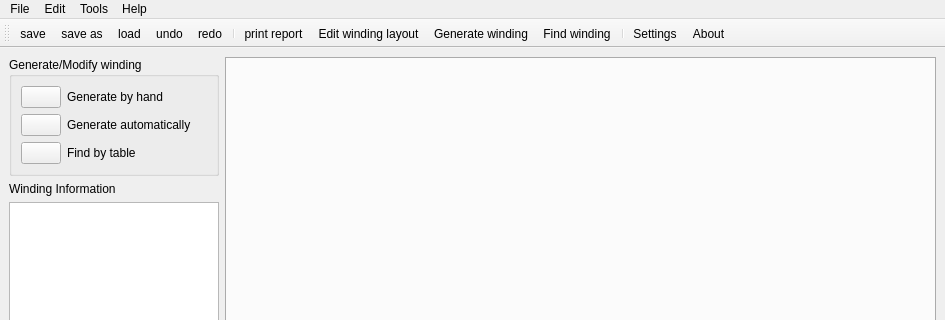
Qt form swat_em/ui/MainWindow.ui (mjfwest/swat-em) before a commit; both pictures show x 0 to 945 and y 0 to 320 of the 945 by 756 pixel window.
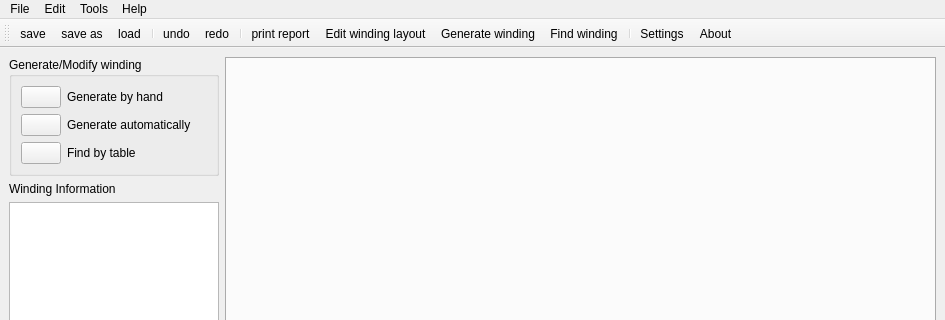
The same form after that commit. Icons and pictures are not drawn.

```diff
--- a/swat_em/ui/MainWindow.ui
+++ b/swat_em/ui/MainWindow.ui
@@ -988,6 +988,7 @@
    <addaction name="actionsave"/>
    <addaction name="actionsave_as"/>
    <addaction name="actionload"/>
+   <addaction name="separator"/>
    <addaction name="actionundo"/>
    <addaction name="actionredo"/>
    <addaction name="separator"/>
```
Left out of the diff: 21 changed lines with no effect on the pictures.
